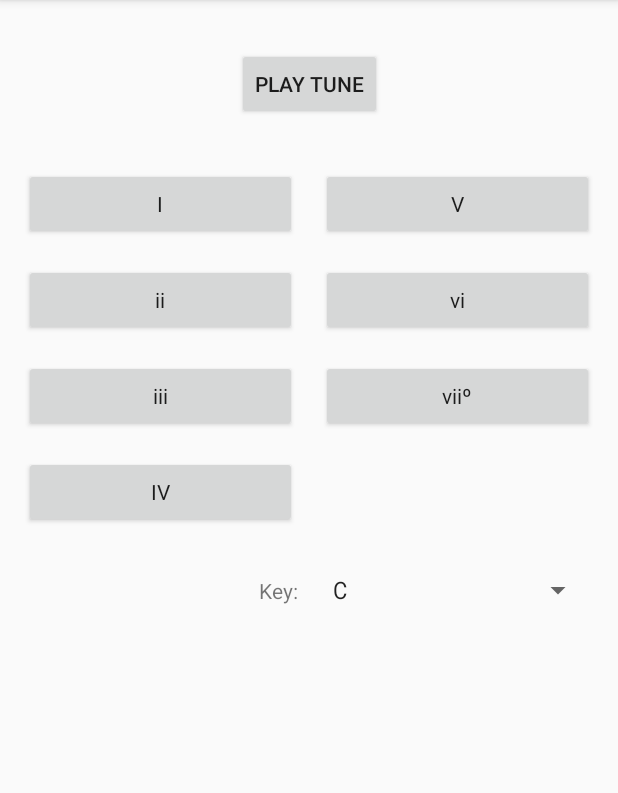
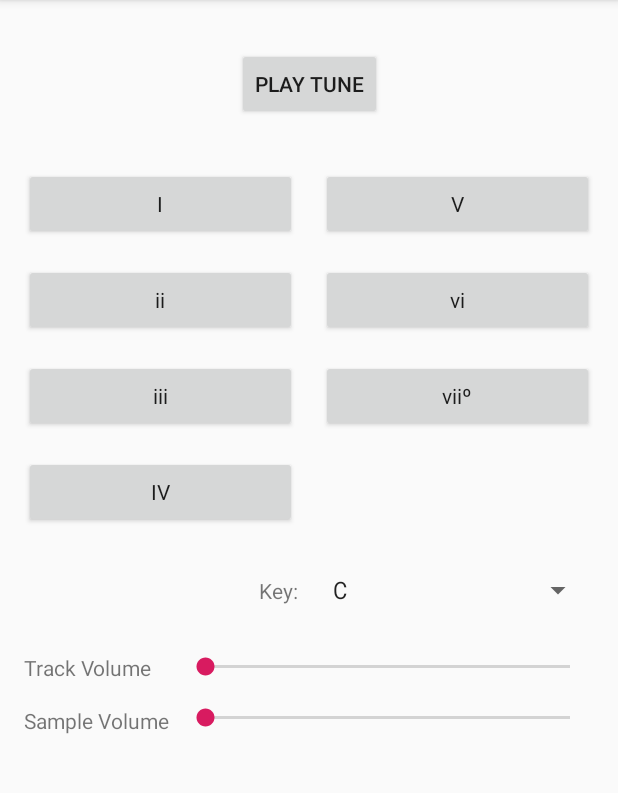
Before and after one commit to zwiebelspaetzle/chord-prog-android, an Android app: the screen it shows after launch (MainActivity), on a phone screen of 412 x 824 dp, the part 84-877 px from its top. Run offline under Robolectric (Android 15) with nearby library versions, the phone set to English and light mode, and no system bars; pictures from the network do not load; 1 statement that could not run was skipped.

Commit message:
beginnings of volume sliders

```diff
--- a/app/src/main/AndroidManifest.xml
+++ b/app/src/main/AndroidManifest.xml
@@ -18,4 +18,6 @@
         </activity>
     </application>
 
+    <uses-permission android:name="android.permission.INTERNET" />
+
 </manifest>
--- a/app/src/main/res/layout/activity_main.xml
+++ b/app/src/main/res/layout/activity_main.xml
@@ -23,7 +23,7 @@
             android:layout_width="wrap_content"
             android:layout_height="wrap_content" app:layout_constraintTop_toTopOf="parent"
             app:layout_constraintStart_toStartOf="parent" android:layout_marginTop="32dp"
-            app:layout_constraintEnd_toEndOf="parent" android:id="@+id/button3" android:onClick="playWhiskey"/>
+            app:layout_constraintEnd_toEndOf="parent" android:id="@+id/button3" android:onClick="playRemoteClick"/>
     <Button
             android:text="@string/button_5th"
             android:layout_width="0dp"
@@ -96,4 +96,36 @@
             app:layout_constraintTop_toBottomOf="@+id/s4button" app:layout_constraintStart_toStartOf="parent"
             android:layout_marginStart="16dp" app:layout_constraintEnd_toStartOf="@+id/keySpinner"
             android:layout_marginEnd="16dp" android:textAlignment="viewEnd"/>
+    <TextView
+            android:text="@string/track_valume_label"
+            android:layout_width="wrap_content"
+            android:layout_height="wrap_content"
+            app:layout_constraintStart_toStartOf="parent" android:layout_marginStart="16dp"
+            android:id="@+id/trackVolumeLabel" android:layout_marginTop="32dp"
+            app:layout_constraintTop_toBottomOf="@+id/editText" app:layout_constraintHorizontal_bias="0.0"
+            app:layout_constraintEnd_toEndOf="@+id/sampleVolumeLabel" android:textAlignment="viewStart"/>
+    <SeekBar
+            android:layout_width="0dp"
+            android:layout_height="wrap_content"
+            android:id="@+id/trackVolumeSeekBar"
+            app:layout_constraintHorizontal_bias="0.5" app:layout_constraintEnd_toEndOf="parent"
+            android:layout_marginEnd="16dp"
+            app:layout_constraintStart_toStartOf="@+id/sampleVolumeSeekBar" android:layout_marginTop="32dp"
+            app:layout_constraintTop_toBottomOf="@+id/editText"/>
+    <TextView
+            android:text="@string/sample_valume_label"
+            android:layout_width="wrap_content"
+            android:layout_height="wrap_content"
+            app:layout_constraintStart_toStartOf="parent" android:layout_marginStart="16dp"
+            android:id="@+id/sampleVolumeLabel" android:layout_marginTop="16dp"
+            app:layout_constraintTop_toBottomOf="@+id/trackVolumeLabel" app:layout_constraintHorizontal_bias="0.5"
+            app:layout_constraintEnd_toStartOf="@+id/sampleVolumeSeekBar" android:layout_marginEnd="8dp"
+            android:textAlignment="viewStart"/>
+    <SeekBar
+            android:layout_width="0dp"
+            android:layout_height="wrap_content"
+            android:id="@+id/sampleVolumeSeekBar" app:layout_constraintStart_toEndOf="@+id/sampleVolumeLabel"
+            app:layout_constraintHorizontal_bias="0.5" app:layout_constraintEnd_toEndOf="parent"
+            android:layout_marginEnd="16dp" android:layout_marginTop="16dp"
+            app:layout_constraintTop_toBottomOf="@+id/trackVolumeSeekBar"/>
 </android.support.constraint.ConstraintLayout>
--- a/app/src/main/res/values/strings.xml
+++ b/app/src/main/res/values/strings.xml
@@ -10,6 +10,8 @@
     <string name="button_play">Play Tune</string>
     <string name="text_key">Key:</string>
     <string name="key_spinner_prompt">Select Key</string>
+    <string name="track_valume_label">Track Volume</string>
+    <string name="sample_valume_label">Sample Volume</string>
     <string-array name="keys_array">
         <item>G♭</item>
         <item>D♭</item>
```
Also changed, not shown: app/src/main/java/com/example/chordprogressions/MainActivity.kt (+32 -3 lines).
